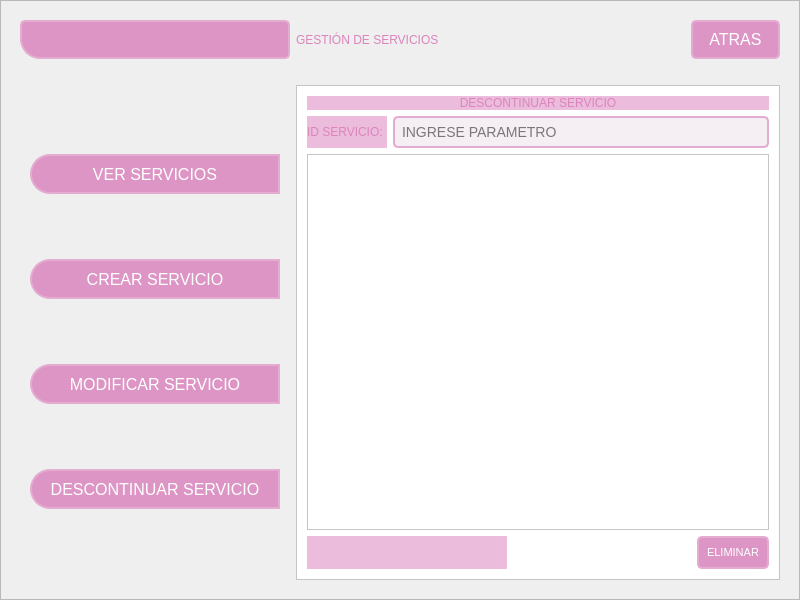
Above: GUI/sub_ventanas/ui/GestionServicios.ui from C-Sebastian-M/GLAM_MAKEUP_STORE before the change. Below: the same form after it.
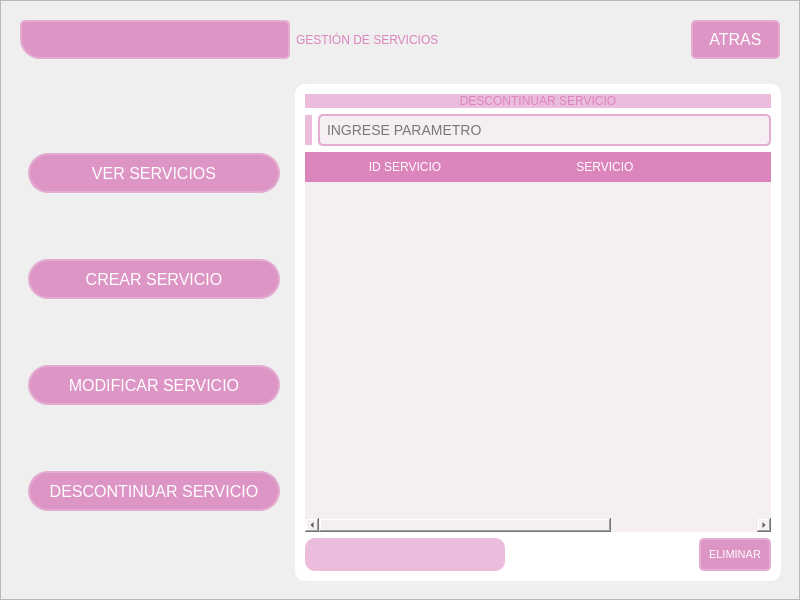
That is the form after the change. The open tabs and pages were chosen to show the change. Icons and pictures are not drawn.

Commit message: modificación ui clientes, servicios

```diff
--- a/GUI/sub_ventanas/ui/GestionServicios.ui
+++ b/GUI/sub_ventanas/ui/GestionServicios.ui
@@ -203,7 +203,8 @@
           </size>
          </property>
          <property name="styleSheet">
-          <string notr="true">background-color: transparent</string>
+          <string notr="true">background-color: transparent;
+border-radius:20px;</string>
          </property>
          <property name="frameShape">
           <enum>QFrame::StyledPanel</enum>
@@ -361,6 +362,7 @@
 /* Estilo para QFrame */
 QFrame {
     background-color: #ffffff; /* Fondo blanco */
+	border-radius: 10px
 }
 
 /* Estilo para QLabel */
@@ -406,21 +408,35 @@
 }
 
 QTableWidget {
-	background-color: rgb(255, 255, 255);
-	color: rgb(0, 0, 0);
-	gridline-color: #dc84bc;
-	font-size: 12pt;
-	color: #000000;
+    background-color: #f5eef2;
+    gridline-color: #dc84bc;
+    font-size: 14px;
 }
+
 QHeaderView::section {
-	background-color: #dc84bc;
-	border: 1px solid rgb(0, 0, 0);
-	font-size: 12pt;
+    background-color: #dc84bc;
+    color: #ffffff;
+    padding: 5px;
+    border: 1px solid #dc84bc;
 }
-QTableWidget QTableCornerButton::section {
-	background-color: rgb(0, 0, 0);
-	border: 1px solid rgb(0, 206, 151);
+
+QTableWidget::item {
+    border: 1px solid #dc84bc;
 }
+
+QTableWidget::item:alternate {
+    background-color: #e4acd0;
+}
+
+QTableWidget::item:!selected {
+    background-color: #ebbcdc;
+}
+
+QTableWidget::item:selected {
+    background-color: #d484b4;
+    color: #ffffff;
+}
+
 QListView {
             background-color: #f5eef2;
             color: #000000;
@@ -973,8 +989,20 @@
                   <layout class="QHBoxLayout" name="horizontalLayout_10">
                    <item>
                     <widget class="QLabel" name="label_18">
+                     <property name="maximumSize">
+                      <size>
+                       <width>30</width>
+                       <height>30</height>
+                      </size>
+                     </property>
                      <property name="text">
-                      <string>ID SERVICIO: </string>
+                      <string/>
+                     </property>
+                     <property name="pixmap">
+                      <pixmap>../../recursos/images/search.png</pixmap>
+                     </property>
+                     <property name="scaledContents">
+                      <bool>true</bool>
                      </property>
                     </widget>
                    </item>
@@ -988,7 +1016,44 @@
                   </layout>
                  </item>
                  <item>
-                  <widget class="QTableWidget" name="tableWidget"/>
+                  <widget class="QTableWidget" name="tableWidget_eliminarServicio">
+                   <property name="alternatingRowColors">
+                    <bool>false</bool>
+                   </property>
+                   <property name="sortingEnabled">
+                    <bool>false</bool>
+                   </property>
+                   <attribute name="horizontalHeaderCascadingSectionResizes">
+                    <bool>false</bool>
+                   </attribute>
+                   <attribute name="horizontalHeaderDefaultSectionSize">
+                    <number>200</number>
+                   </attribute>
+                   <attribute name="verticalHeaderCascadingSectionResizes">
+                    <bool>false</bool>
+                   </attribute>
+                   <attribute name="verticalHeaderShowSortIndicator" stdset="0">
+                    <bool>false</bool>
+                   </attribute>
+                   <attribute name="verticalHeaderStretchLastSection">
+                    <bool>false</bool>
+                   </attribute>
+                   <column>
+                    <property name="text">
+                     <string>ID SERVICIO</string>
+                    </property>
+                   </column>
+                   <column>
+                    <property name="text">
+                     <string>SERVICIO</string>
+                    </property>
+                   </column>
+                   <column>
+                    <property name="text">
+                     <string>PRECIO</string>
+                    </property>
+                   </column>
+                  </widget>
                  </item>
                  <item>
                   <layout class="QHBoxLayout" name="horizontalLayout_11">
```
Left out of the diff: 4 changed lines with no effect on the pictures. The commit also changes 9 other files.
